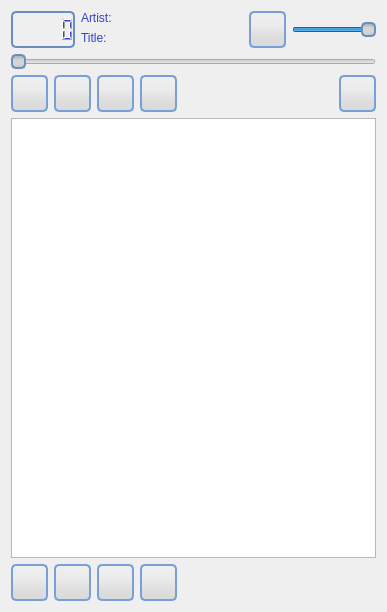
Qt form src/qompmainwin.ui (qomp/qomp) before a commit.
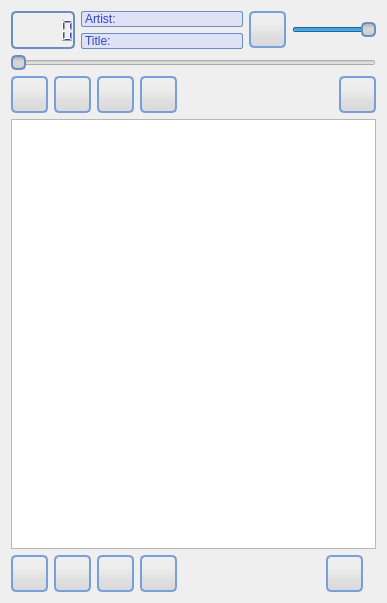
The same form after that commit. Icons and pictures are not drawn. Custom widgets are drawn as their Qt base class.

Commit message: fixes and improvements for css; add options button on mainwindow

Patch:
```diff
--- a/src/qompmainwin.ui
+++ b/src/qompmainwin.ui
@@ -7,7 +7,7 @@
     <x>0</x>
     <y>0</y>
     <width>387</width>
-    <height>612</height>
+    <height>603</height>
    </rect>
   </property>
   <property name="contextMenuPolicy">
@@ -82,6 +82,42 @@
     color: #3244C9; 
 }
 
+QLabel#lb_artist_title {
+	background-color: #DFE1F5;
+	border-top-left-radius: 2px;
+	border-bottom-left-radius: 2px;
+	border-top:  1px solid #698ebf;
+	border-bottom:  1px solid #698ebf;
+	border-left:  1px solid #698ebf;
+}
+
+QLabel#lb_track_title {
+	background-color: #DFE1F5;
+	border-top-left-radius: 2px;
+	border-bottom-left-radius: 2px;
+	border-top: 1px solid #698ebf;
+	border-bottom:  1px solid #698ebf;
+	border-left:  1px solid #698ebf;
+}
+
+QLabel#lb_artist {
+	background-color: #DFE1F5;
+	border-top-right-radius: 2px;
+	border-bottom-right-radius: 2px;
+	border-top:  1px solid #698ebf;
+	border-bottom: 1px solid #698ebf;
+	border-right: 1px solid #698ebf;
+}
+
+QLabel#lb_title {
+	background-color: #DFE1F5;
+	border-top-right-radius: 2px;
+	border-bottom-right-radius: 2px;
+	border-top: 1px solid #698ebf;
+	border-bottom: 1px solid #698ebf;
+	border-right: 1px solid #698ebf;
+}
+
 QMenu {
     background-color: #8ab4f6;
     border: 1px solid #698ebf;
@@ -165,18 +201,24 @@
        </widget>
       </item>
       <item>
-       <layout class="QFormLayout" name="formLayout">
-        <property name="fieldGrowthPolicy">
-         <enum>QFormLayout::AllNonFixedFieldsGrow</enum>
+       <layout class="QGridLayout" name="gridLayout">
+        <property name="horizontalSpacing">
+         <number>0</number>
         </property>
         <item row="0" column="0">
-         <widget class="QLabel" name="label">
+         <widget class="QLabel" name="lb_artist_title">
           <property name="sizePolicy">
-           <sizepolicy hsizetype="Minimum" vsizetype="Preferred">
+           <sizepolicy hsizetype="Maximum" vsizetype="Preferred">
             <horstretch>0</horstretch>
             <verstretch>0</verstretch>
            </sizepolicy>
           </property>
+          <property name="minimumSize">
+           <size>
+            <width>0</width>
+            <height>0</height>
+           </size>
+          </property>
           <property name="text">
            <string>Artist:</string>
           </property>
@@ -196,13 +238,19 @@
          </widget>
         </item>
         <item row="1" column="0">
-         <widget class="QLabel" name="label_2">
+         <widget class="QLabel" name="lb_track_title">
           <property name="sizePolicy">
            <sizepolicy hsizetype="Minimum" vsizetype="Preferred">
             <horstretch>0</horstretch>
             <verstretch>0</verstretch>
            </sizepolicy>
           </property>
+          <property name="minimumSize">
+           <size>
+            <width>0</width>
+            <height>0</height>
+           </size>
+          </property>
           <property name="text">
            <string>Title:</string>
           </property>
@@ -526,6 +574,20 @@
         </property>
        </spacer>
       </item>
+      <item>
+       <widget class="QToolButton" name="tbOptions">
+        <property name="toolTip">
+         <string>Settings</string>
+        </property>
+        <property name="text">
+         <string/>
+        </property>
+        <property name="icon">
+         <iconset resource="qomp.qrc">
+          <normaloff>:/icons/options</normaloff>:/icons/options</iconset>
+        </property>
+       </widget>
+      </item>
       <item>
        <widget class="QompBusyLabel" name="lb_busy">
         <property name="text">
```
Left out of the diff: 3 changed lines with no effect on the pictures. The commit also changes 2 other files.
